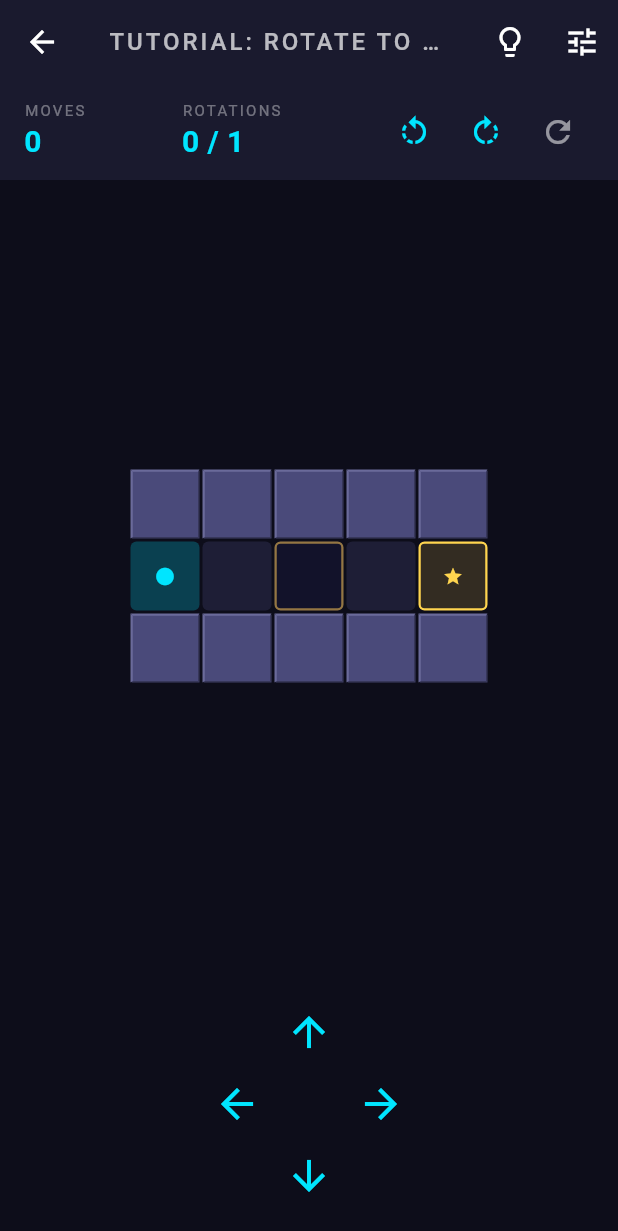
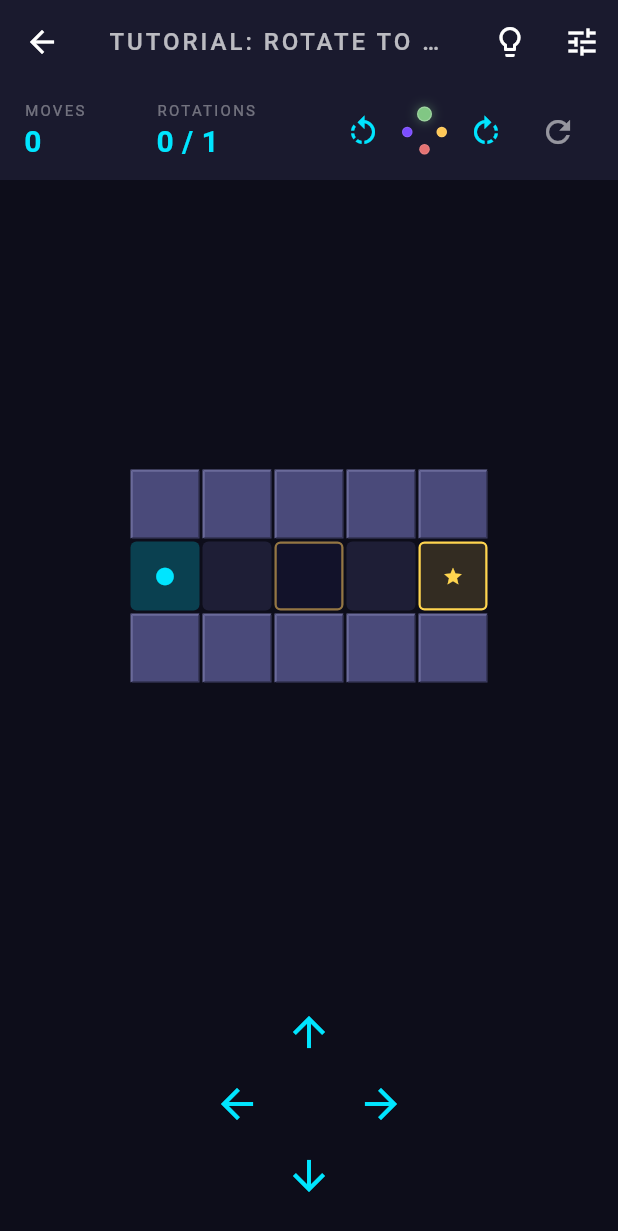
Before and after one commit to GaudetteM/vantage, a Flutter app: the screen it shows after launch, after a tap on an icon or button, on a phone screen of 412 x 824 dp. Shown: the top 1231 px of the screen. Run offline on Flutter 3.47's test engine with Material 3 defaults, Android fonts, the phone set to English and light mode, and no system bars; drawn by our look-alikes of flutter_animate; our stand-ins replace audioplayers, flutter_riverpod, shared_preferences.

Commit message:
hud bar colors

```diff
--- a/lib/screens/game_screen.dart
+++ b/lib/screens/game_screen.dart
@@ -137,6 +137,7 @@ class _GameScreenState extends ConsumerState<GameScreen> {
               moveCount: gameState.moveCount,
               rotationCount: gameState.rotationCount,
               parRotations: widget.level.parRotations,
+              currentRotationDeg: gameState.rotationDeg,
               onRotateCW: () => ref.read(gameProvider.notifier).rotateCW(),
               onRotateCCW: () => ref.read(gameProvider.notifier).rotateCCW(),
               onReset: () => ref.read(gameProvider.notifier).reset(),
--- a/lib/utils/vantage_theme.dart
+++ b/lib/utils/vantage_theme.dart
@@ -19,10 +19,10 @@ class VantageTheme {
   static const Color perspectiveLockedArrow = Color(0xFF3A3A6A);  // dim arrow
   static const Color perspectiveActiveColor = Color(0xFF7C4DFF);
   static const Color perspectiveActiveArrow = Color(0xFFB39DFF);  // bright arrow
-  static const Color perspectiveNorthColor = Color(0xFF4FC3F7); // cyan
+  static const Color perspectiveNorthColor = Color(0xFF81C784); // green
   static const Color perspectiveEastColor = Color(0xFFFFC857); // amber
   static const Color perspectiveSouthColor = Color(0xFFE57373); // red
-  static const Color perspectiveWestColor = Color(0xFF81C784); // green
+  static const Color perspectiveWestColor = Color(0xFF7C4DFF); // purple
 
   static ThemeData get theme => ThemeData(
         useMaterial3: true,
--- a/lib/widgets/hud_bar.dart
+++ b/lib/widgets/hud_bar.dart
@@ -6,6 +6,7 @@ class HudBar extends StatelessWidget {
   final int moveCount;
   final int rotationCount;
   final int parRotations;
+  final int currentRotationDeg;
   final VoidCallback onRotateCW;
   final VoidCallback onRotateCCW;
   final VoidCallback onReset;
@@ -15,10 +16,31 @@ class HudBar extends StatelessWidget {
     required this.moveCount,
     required this.rotationCount,
     required this.parRotations,
+    required this.currentRotationDeg,
     required this.onRotateCW,
     required this.onRotateCCW,
     required this.onReset,
   });
+
+  int get _normalizedRotation {
+    final normalized = ((currentRotationDeg % 360) + 360) % 360;
+    return (normalized ~/ 90) % 4;
+  }
+
+  Color _directionColor(int directionIndex) {
+    return switch (directionIndex) {
+      0 => VantageTheme.perspectiveNorthColor,
+      1 => VantageTheme.perspectiveEastColor,
+      2 => VantageTheme.perspectiveSouthColor,
+      _ => VantageTheme.perspectiveWestColor,
+    };
+  }
+
+  Color get _activeGateColor {
+    // Keep this in sync with CellTypeX.isWalkable rotation mapping:
+    // 0->North, 90->East, 180->South, 270->West.
+    return _directionColor(_normalizedRotation);
+  }
 
   @override
   Widget build(BuildContext context) {
@@ -29,7 +51,7 @@ class HudBar extends StatelessWidget {
         mainAxisAlignment: MainAxisAlignment.spaceBetween,
         children: [
           _stat('MOVES', moveCount.toString()),
-          _stat('ROTATIONS', '$rotationCount / $parRotations'),
+          _rotationStat(),
           Row(
             children: [
               IconButton(
@@ -37,6 +59,13 @@ class HudBar extends StatelessWidget {
                 icon: const Icon(Icons.rotate_left),
                 color: VantageTheme.accent,
                 tooltip: 'Rotate counter-clockwise',
+              ),
+              _RotationDiamondIndicator(
+                // Rotate the color ring opposite board rotation so the color
+                // arriving at visual top matches the active gate direction.
+                turns: -currentRotationDeg / 360,
+                activeColor: _activeGateColor,
+                directionColor: _directionColor,
               ),
               IconButton(
                 onPressed: onRotateCW,
@@ -54,6 +83,36 @@ class HudBar extends StatelessWidget {
           ),
         ],
       ),
+    );
+  }
+
+  Widget _rotationStat() {
+    return Column(
+      crossAxisAlignment: CrossAxisAlignment.start,
+      mainAxisSize: MainAxisSize.min,
+      children: [
+        const Text(
+          'ROTATIONS',
+          style: TextStyle(
+            color: Colors.white38,
+            fontSize: 10,
+            letterSpacing: 1.5,
+          ),
+        ),
+        Row(
+          mainAxisSize: MainAxisSize.min,
+          children: [
+            Text(
+              '$rotationCount / $parRotations',
+              style: const TextStyle(
+                color: VantageTheme.accent,
+                fontSize: 20,
+                fontWeight: FontWeight.bold,
+              ),
+            ),
+          ],
+        ),
+      ],
     );
   }
 
@@ -76,3 +135,81 @@ class HudBar extends StatelessWidget {
     );
   }
 }
+
+class _RotationDiamondIndicator extends StatelessWidget {
+  final double turns;
+  final Color activeColor;
+  final Color Function(int directionIndex) directionColor;
+
+  const _RotationDiamondIndicator({
+    required this.turns,
+    required this.activeColor,
+    required this.directionColor,
+  });
+
+  @override
+  Widget build(BuildContext context) {
+    return SizedBox(
+      width: 34,
+      height: 34,
+      child: Stack(
+        alignment: Alignment.center,
+        children: [
+          AnimatedRotation(
+            turns: turns,
+            duration: const Duration(milliseconds: 320),
+            curve: Curves.easeInOutCubic,
+            child: SizedBox(
+              width: 30,
+              height: 30,
+              child: Stack(
+                alignment: Alignment.center,
+                children: [
+                  _dot(alignment: Alignment.topCenter, color: directionColor(0), size: 7),
+                  _dot(alignment: Alignment.centerRight, color: directionColor(1), size: 7),
+                  _dot(alignment: Alignment.bottomCenter, color: directionColor(2), size: 7),
+                  _dot(alignment: Alignment.centerLeft, color: directionColor(3), size: 7),
+                ],
+              ),
+            ),
+          ),
+          Align(
+            alignment: Alignment.topCenter,
+            child: AnimatedContainer(
+              duration: const Duration(milliseconds: 320),
+              width: 10,
+              height: 10,
+              decoration: BoxDecoration(
+                color: activeColor,
+                shape: BoxShape.circle,
+                boxShadow: [
+                  BoxShadow(color: activeColor.withAlpha(120), blurRadius: 6),
+                ],
+                border: Border.all(color: Colors.white24, width: 0.8),
+              ),
+            ),
+          ),
+        ],
+      ),
+    );
+  }
+
+  Widget _dot({
+    required Alignment alignment,
+    required Color color,
+    required double size,
+  }) {
+    return Align(
+      alignment: alignment,
+      child: Container(
+        width: size,
+        height: size,
+        decoration: BoxDecoration(
+          color: color,
+          shape: BoxShape.circle,
+          border: Border.all(color: Colors.white12, width: 0.6),
+        ),
+      ),
+    );
+  }
+}
```
